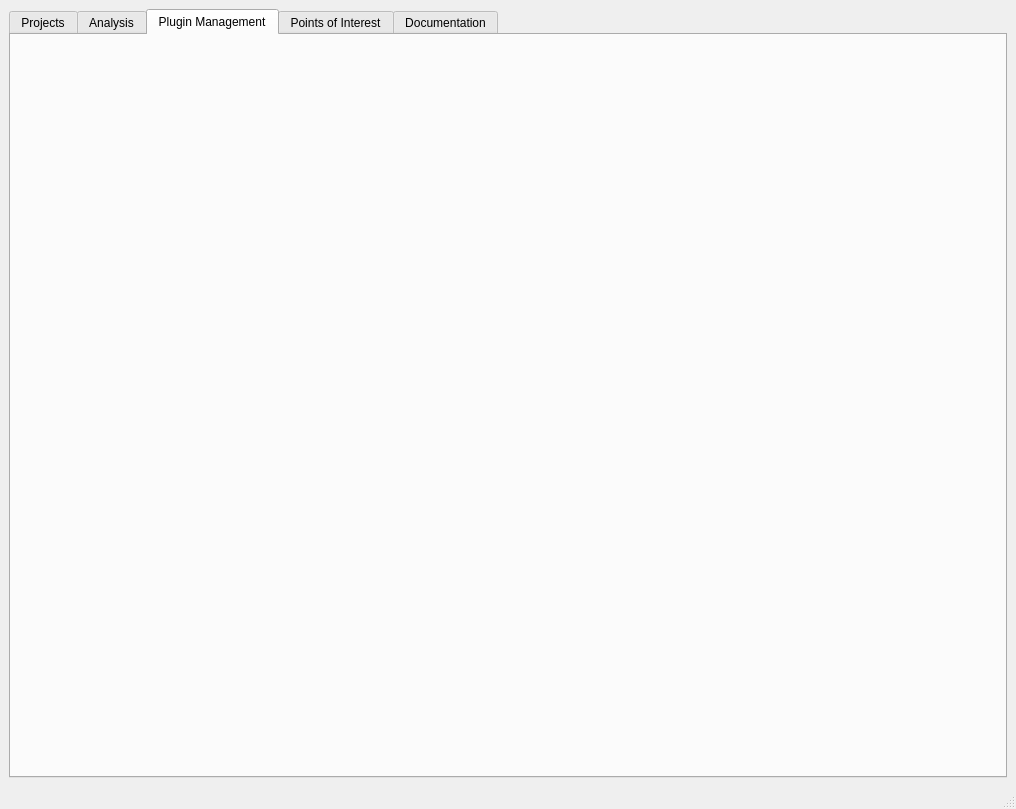
Before: the Qt Designer form GUI/BATT5_SRS_GUI.ui in adalio0/BATT5, drawn with Qt 5.
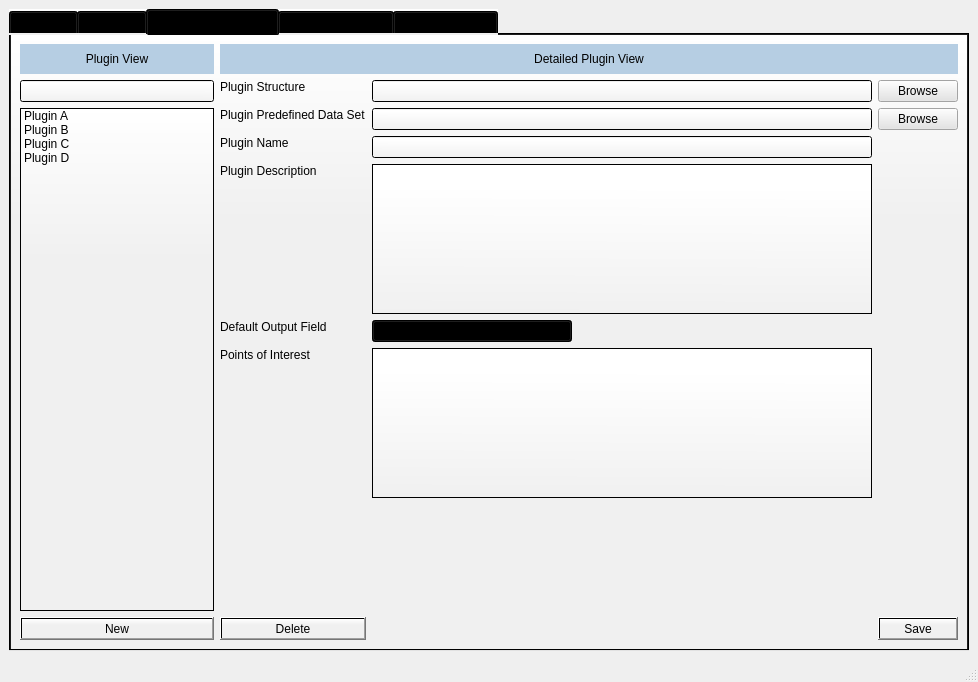
After: the same form once the commit is applied. The open tabs and pages were chosen to show the change.

Commit message:
Back to Marks working version (SORRY)
plz dont hate me

The edit to the form file:
```diff
--- a/GUI/BATT5_SRS_GUI.ui
+++ b/GUI/BATT5_SRS_GUI.ui
@@ -6,17 +6,20 @@
    <rect>
     <x>0</x>
     <y>0</y>
-    <width>1016</width>
-    <height>809</height>
+    <width>978</width>
+    <height>682</height>
    </rect>
   </property>
   <property name="windowTitle">
    <string>MainWindow</string>
   </property>
   <widget class="QWidget" name="centralwidget">
-   <layout class="QHBoxLayout" name="horizontalLayout">
+   <layout class="QVBoxLayout" name="verticalLayout">
     <item>
      <widget class="QTabWidget" name="tabWidget">
+      <property name="styleSheet">
+       <string notr="true">background-color: qlineargradient(spread:pad, x1:0.488955, y1:1, x2:0.488773, y2:0, stop:0.698864 rgba(240, 240, 240, 255), stop:1 rgba(255, 255, 255, 255));</string>
+      </property>
       <property name="currentIndex">
        <number>4</number>
       </property>
@@ -34,6 +37,374 @@
        <attribute name="title">
         <string>Plugin Management</string>
        </attribute>
+       <layout class="QHBoxLayout" name="horizontalLayout">
+        <item>
+         <layout class="QVBoxLayout" name="verticalLayout_2">
+          <item>
+           <widget class="QLabel" name="label_2">
+            <property name="enabled">
+             <bool>true</bool>
+            </property>
+            <property name="minimumSize">
+             <size>
+              <width>0</width>
+              <height>30</height>
+             </size>
+            </property>
+            <property name="maximumSize">
+             <size>
+              <width>200</width>
+              <height>100</height>
+             </size>
+            </property>
+            <property name="styleSheet">
+             <string notr="true">background-color: rgb(182, 206, 227);</string>
+            </property>
+            <property name="text">
+             <string>Plugin View</string>
+            </property>
+            <property name="alignment">
+             <set>Qt::AlignCenter</set>
+            </property>
+           </widget>
+          </item>
+          <item>
+           <widget class="QLineEdit" name="lineEdit_2">
+            <property name="maximumSize">
+             <size>
+              <width>200</width>
+              <height>16777215</height>
+             </size>
+            </property>
+            <property name="styleSheet">
+             <string notr="true">background-color: qlineargradient(spread:pad, x1:0.488955, y1:1, x2:0.499409, y2:0.148, stop:0 rgba(240, 240, 240, 255), stop:1 rgba(255, 255, 255, 255));</string>
+            </property>
+           </widget>
+          </item>
+          <item>
+           <widget class="QListWidget" name="listWidget_2">
+            <property name="maximumSize">
+             <size>
+              <width>200</width>
+              <height>16777215</height>
+             </size>
+            </property>
+            <item>
+             <property name="text">
+              <string>Plugin A</string>
+             </property>
+            </item>
+            <item>
+             <property name="text">
+              <string>Plugin B</string>
+             </property>
+            </item>
+            <item>
+             <property name="text">
+              <string>Plugin C</string>
+             </property>
+            </item>
+            <item>
+             <property name="text">
+              <string>Plugin D</string>
+             </property>
+            </item>
+           </widget>
+          </item>
+          <item>
+           <widget class="QPushButton" name="pushButton_2">
+            <property name="maximumSize">
+             <size>
+              <width>200</width>
+              <height>16777215</height>
+             </size>
+            </property>
+            <property name="text">
+             <string>New</string>
+            </property>
+           </widget>
+          </item>
+         </layout>
+        </item>
+        <item>
+         <layout class="QVBoxLayout" name="verticalLayout_5">
+          <item>
+           <widget class="QLabel" name="label_4">
+            <property name="minimumSize">
+             <size>
+              <width>0</width>
+              <height>30</height>
+             </size>
+            </property>
+            <property name="maximumSize">
+             <size>
+              <width>16777215</width>
+              <height>100</height>
+             </size>
+            </property>
+            <property name="styleSheet">
+             <string notr="true">background-color: rgb(182, 206, 227);</string>
+            </property>
+            <property name="text">
+             <string>Detailed Plugin View</string>
+            </property>
+            <property name="alignment">
+             <set>Qt::AlignCenter</set>
+            </property>
+           </widget>
+          </item>
+          <item>
+           <layout class="QGridLayout" name="gridLayout">
+            <item row="7" column="2">
+             <widget class="QPushButton" name="pushButton_5">
+              <property name="text">
+               <string>Save</string>
+              </property>
+             </widget>
+            </item>
+            <item row="1" column="0">
+             <widget class="QLabel" name="label_6">
+              <property name="styleSheet">
+               <string notr="true">background-color: rgba(255, 255, 255, 0);</string>
+              </property>
+              <property name="text">
+               <string>Plugin Predefined Data Set</string>
+              </property>
+              <property name="alignment">
+               <set>Qt::AlignLeading|Qt::AlignLeft|Qt::AlignTop</set>
+              </property>
+             </widget>
+            </item>
+            <item row="5" column="1">
+             <widget class="QTextEdit" name="textEdit_2">
+              <property name="minimumSize">
+               <size>
+                <width>500</width>
+                <height>0</height>
+               </size>
+              </property>
+              <property name="maximumSize">
+               <size>
+                <width>500</width>
+                <height>150</height>
+               </size>
+              </property>
+              <property name="styleSheet">
+               <string notr="true">background-color: qlineargradient(spread:pad, x1:0.488955, y1:1, x2:0.499409, y2:0.148, stop:0 rgba(240, 240, 240, 255), stop:1 rgba(255, 255, 255, 255));</string>
+              </property>
+             </widget>
+            </item>
+            <item row="0" column="0">
+             <widget class="QLabel" name="label_5">
+              <property name="styleSheet">
+               <string notr="true">background-color: rgba(255, 255, 255, 0);</string>
+              </property>
+              <property name="text">
+               <string>Plugin Structure</string>
+              </property>
+              <property name="alignment">
+               <set>Qt::AlignLeading|Qt::AlignLeft|Qt::AlignTop</set>
+              </property>
+             </widget>
+            </item>
+            <item row="3" column="1">
+             <widget class="QTextEdit" name="textEdit">
+              <property name="minimumSize">
+               <size>
+                <width>500</width>
+                <height>0</height>
+               </size>
+              </property>
+              <property name="maximumSize">
+               <size>
+                <width>500</width>
+                <height>150</height>
+               </size>
+              </property>
+              <property name="styleSheet">
+               <string notr="true">background-color: qlineargradient(spread:pad, x1:0.488955, y1:1, x2:0.499409, y2:0.148, stop:0 rgba(240, 240, 240, 255), stop:1 rgba(255, 255, 255, 255));</string>
+              </property>
+             </widget>
+            </item>
+            <item row="4" column="1">
+             <widget class="QComboBox" name="comboBox">
+              <property name="maximumSize">
+               <size>
+                <width>200</width>
+                <height>16777215</height>
+               </size>
+              </property>
+              <item>
+               <property name="text">
+                <string>Output Field 1</string>
+               </property>
+              </item>
+              <item>
+               <property name="text">
+                <string>Output Field 2</string>
+               </property>
+              </item>
+              <item>
+               <property name="text">
+                <string>OutputField 3</string>
+               </property>
+              </item>
+             </widget>
+            </item>
+            <item row="5" column="0">
+             <widget class="QLabel" name="label_8">
+              <property name="styleSheet">
+               <string notr="true">background-color: rgba(255, 255, 255, 0);</string>
+              </property>
+              <property name="text">
+               <string>Points of Interest</string>
+              </property>
+              <property name="alignment">
+               <set>Qt::AlignLeading|Qt::AlignLeft|Qt::AlignTop</set>
+              </property>
+             </widget>
+            </item>
+            <item row="7" column="0">
+             <widget class="QPushButton" name="pushButton_4">
+              <property name="text">
+               <string>Delete</string>
+              </property>
+             </widget>
+            </item>
+            <item row="2" column="0">
+             <widget class="QLabel" name="label_7">
+              <property name="styleSheet">
+               <string notr="true">background-color: rgba(255, 255, 255, 0);</string>
+              </property>
+              <property name="text">
+               <string>Plugin Name</string>
+              </property>
+              <property name="alignment">
+               <set>Qt::AlignLeading|Qt::AlignLeft|Qt::AlignTop</set>
+              </property>
+             </widget>
+            </item>
+            <item row="1" column="1">
+             <widget class="QLineEdit" name="lineEdit">
+              <property name="minimumSize">
+               <size>
+                <width>500</width>
+                <height>0</height>
+               </size>
+              </property>
+              <property name="maximumSize">
+               <size>
+                <width>500</width>
+                <height>16777215</height>
+               </size>
+              </property>
+              <property name="styleSheet">
+               <string notr="true">background-color: qlineargradient(spread:pad, x1:0.488955, y1:1, x2:0.499409, y2:0.148, stop:0 rgba(240, 240, 240, 255), stop:1 rgba(255, 255, 255, 255));</string>
+              </property>
+             </widget>
+            </item>
+            <item row="1" column="2">
+             <widget class="QPushButton" name="pushButton">
+              <property name="styleSheet">
+               <string notr="true">background-color: rgb(228, 228, 228);</string>
+              </property>
+              <property name="text">
+               <string>Browse</string>
+              </property>
+             </widget>
+            </item>
+            <item row="0" column="1">
+             <widget class="QLineEdit" name="lineEdit_3">
+              <property name="minimumSize">
+               <size>
+                <width>500</width>
+                <height>0</height>
+               </size>
+              </property>
+              <property name="maximumSize">
+               <size>
+                <width>500</width>
+                <height>16777215</height>
+               </size>
+              </property>
+              <property name="styleSheet">
+               <string notr="true">background-color: qlineargradient(spread:pad, x1:0.488955, y1:1, x2:0.499409, y2:0.148, stop:0 rgba(240, 240, 240, 255), stop:1 rgba(255, 255, 255, 255));</string>
+              </property>
+             </widget>
+            </item>
+            <item row="0" column="2">
+             <widget class="QPushButton" name="pushButton_3">
+              <property name="styleSheet">
+               <string notr="true">background-color: rgb(228, 228, 228);</string>
+              </property>
+              <property name="text">
+               <string>Browse</string>
+              </property>
+             </widget>
+            </item>
+            <item row="3" column="0">
+             <widget class="QLabel" name="label">
+              <property name="styleSheet">
+               <string notr="true">background-color: rgba(255, 255, 255, 0);</string>
+              </property>
+              <property name="text">
+               <string>Plugin Description</string>
+              </property>
+              <property name="alignment">
+               <set>Qt::AlignLeading|Qt::AlignLeft|Qt::AlignTop</set>
+              </property>
+             </widget>
+            </item>
+            <item row="2" column="1">
+             <widget class="QLineEdit" name="lineEdit_4">
+              <property name="minimumSize">
+               <size>
+                <width>500</width>
+                <height>0</height>
+               </size>
+              </property>
+              <property name="maximumSize">
+               <size>
+                <width>500</width>
+                <height>16777215</height>
+               </size>
+              </property>
+              <property name="styleSheet">
+               <string notr="true">background-color: qlineargradient(spread:pad, x1:0.488955, y1:1, x2:0.499409, y2:0.148, stop:0 rgba(240, 240, 240, 255), stop:1 rgba(255, 255, 255, 255));</string>
+              </property>
+             </widget>
+            </item>
+            <item row="4" column="0">
+             <widget class="QLabel" name="label_9">
+              <property name="styleSheet">
+               <string notr="true">background-color: rgba(255, 255, 255, 0);</string>
+              </property>
+              <property name="text">
+               <string>Default Output Field</string>
+              </property>
+              <property name="alignment">
+               <set>Qt::AlignLeading|Qt::AlignLeft|Qt::AlignTop</set>
+              </property>
+             </widget>
+            </item>
+            <item row="6" column="1">
+             <spacer name="verticalSpacer">
+              <property name="orientation">
+               <enum>Qt::Vertical</enum>
+              </property>
+              <property name="sizeHint" stdset="0">
+               <size>
+                <width>20</width>
+                <height>40</height>
+               </size>
+              </property>
+             </spacer>
+            </item>
+           </layout>
+          </item>
+         </layout>
+        </item>
+       </layout>
       </widget>
       <widget class="QWidget" name="pointsOfInterestTab">
        <attribute name="title">
@@ -44,136 +415,6 @@
        <attribute name="title">
         <string>Documentation</string>
        </attribute>
-       <widget class="QTextEdit" name="textEdit">
-        <property name="geometry">
-         <rect>
-          <x>10</x>
-          <y>20</y>
-          <width>171</width>
-          <height>631</height>
-         </rect>
-        </property>
-        <property name="html">
-         <string>&lt;!DOCTYPE HTML PUBLIC &quot;-//W3C//DTD HTML 4.0//EN&quot; &quot;http://www.w3.org/TR/REC-html40/strict.dtd&quot;&gt;
-&lt;html&gt;&lt;head&gt;&lt;meta name=&quot;qrichtext&quot; content=&quot;1&quot; /&gt;&lt;style type=&quot;text/css&quot;&gt;
-p, li { white-space: pre-wrap; }
-&lt;/style&gt;&lt;/head&gt;&lt;body style=&quot; font-family:'MS Shell Dlg 2'; font-size:8pt; font-weight:400; font-style:normal;&quot;&gt;
-&lt;p style=&quot;-qt-paragraph-type:empty; margin-top:0px; margin-bottom:0px; margin-left:0px; margin-right:0px; -qt-block-indent:0; text-indent:0px;&quot;&gt;&lt;br /&gt;&lt;/p&gt;
-&lt;p style=&quot;-qt-paragraph-type:empty; margin-top:0px; margin-bottom:0px; margin-left:0px; margin-right:0px; -qt-block-indent:0; text-indent:0px;&quot;&gt;&lt;br /&gt;&lt;/p&gt;
-&lt;p style=&quot;-qt-paragraph-type:empty; margin-top:0px; margin-bottom:0px; margin-left:0px; margin-right:0px; -qt-block-indent:0; text-indent:0px;&quot;&gt;&lt;br /&gt;&lt;/p&gt;
-&lt;p style=&quot;-qt-paragraph-type:empty; margin-top:0px; margin-bottom:0px; margin-left:0px; margin-right:0px; -qt-block-indent:0; text-indent:0px;&quot;&gt;&lt;br /&gt;&lt;/p&gt;
-&lt;p style=&quot;-qt-paragraph-type:empty; margin-top:0px; margin-bottom:0px; margin-left:0px; margin-right:0px; -qt-block-indent:0; text-indent:0px;&quot;&gt;&lt;br /&gt;&lt;/p&gt;
-&lt;p style=&quot;-qt-paragraph-type:empty; margin-top:0px; margin-bottom:0px; margin-left:0px; margin-right:0px; -qt-block-indent:0; text-indent:0px;&quot;&gt;&lt;br /&gt;&lt;/p&gt;
-&lt;p style=&quot;-qt-paragraph-type:empty; margin-top:0px; margin-bottom:0px; margin-left:0px; margin-right:0px; -qt-block-indent:0; text-indent:0px;&quot;&gt;&lt;br /&gt;&lt;/p&gt;
-&lt;p style=&quot; margin-top:0px; margin-bottom:0px; margin-left:0px; margin-right:0px; -qt-block-indent:0; text-indent:0px;&quot;&gt;BEAT Documentation&lt;/p&gt;
-&lt;p style=&quot;-qt-paragraph-type:empty; margin-top:0px; margin-bottom:0px; margin-left:0px; margin-right:0px; -qt-block-indent:0; text-indent:0px;&quot;&gt;&lt;br /&gt;&lt;/p&gt;
-&lt;p align=&quot;center&quot; style=&quot; margin-top:0px; margin-bottom:0px; margin-left:0px; margin-right:0px; -qt-block-indent:0; text-indent:0px;&quot;&gt;Plugin Structure&lt;/p&gt;&lt;/body&gt;&lt;/html&gt;</string>
-        </property>
-       </widget>
-       <widget class="QTextBrowser" name="textBrowser">
-        <property name="geometry">
-         <rect>
-          <x>220</x>
-          <y>20</y>
-          <width>681</width>
-          <height>631</height>
-         </rect>
-        </property>
-        <property name="html">
-         <string>&lt;!DOCTYPE HTML PUBLIC &quot;-//W3C//DTD HTML 4.0//EN&quot; &quot;http://www.w3.org/TR/REC-html40/strict.dtd&quot;&gt;
-&lt;html&gt;&lt;head&gt;&lt;meta name=&quot;qrichtext&quot; content=&quot;1&quot; /&gt;&lt;style type=&quot;text/css&quot;&gt;
-p, li { white-space: pre-wrap; }
-&lt;/style&gt;&lt;/head&gt;&lt;body style=&quot; font-family:'MS Shell Dlg 2'; font-size:8pt; font-weight:400; font-style:normal;&quot;&gt;
-&lt;p align=&quot;center&quot; style=&quot;-qt-paragraph-type:empty; margin-top:0px; margin-bottom:0px; margin-left:0px; margin-right:0px; -qt-block-indent:0; text-indent:0px;&quot;&gt;&lt;br /&gt;&lt;/p&gt;&lt;/body&gt;&lt;/html&gt;</string>
-        </property>
-       </widget>
-       <widget class="QTextBrowser" name="textBrowser_2">
-        <property name="geometry">
-         <rect>
-          <x>20</x>
-          <y>100</y>
-          <width>141</width>
-          <height>31</height>
-         </rect>
-        </property>
-        <property name="html">
-         <string>&lt;!DOCTYPE HTML PUBLIC &quot;-//W3C//DTD HTML 4.0//EN&quot; &quot;http://www.w3.org/TR/REC-html40/strict.dtd&quot;&gt;
-&lt;html&gt;&lt;head&gt;&lt;meta name=&quot;qrichtext&quot; content=&quot;1&quot; /&gt;&lt;style type=&quot;text/css&quot;&gt;
-p, li { white-space: pre-wrap; }
-&lt;/style&gt;&lt;/head&gt;&lt;body style=&quot; font-family:'MS Shell Dlg 2'; font-size:8pt; font-weight:400; font-style:normal;&quot;&gt;
-&lt;p style=&quot; margin-top:0px; margin-bottom:0px; margin-left:0px; margin-right:0px; -qt-block-indent:0; text-indent:0px;&quot;&gt;Search bar...&lt;/p&gt;&lt;/body&gt;&lt;/html&gt;</string>
-        </property>
-       </widget>
-       <widget class="QTextBrowser" name="textBrowser_3">
-        <property name="geometry">
-         <rect>
-          <x>250</x>
-          <y>70</y>
-          <width>591</width>
-          <height>531</height>
-         </rect>
-        </property>
-        <property name="html">
-         <string>&lt;!DOCTYPE HTML PUBLIC &quot;-//W3C//DTD HTML 4.0//EN&quot; &quot;http://www.w3.org/TR/REC-html40/strict.dtd&quot;&gt;
-&lt;html&gt;&lt;head&gt;&lt;meta name=&quot;qrichtext&quot; content=&quot;1&quot; /&gt;&lt;style type=&quot;text/css&quot;&gt;
-p, li { white-space: pre-wrap; }
-&lt;/style&gt;&lt;/head&gt;&lt;body style=&quot; font-family:'MS Shell Dlg 2'; font-size:8pt; font-weight:400; font-style:normal;&quot;&gt;
-&lt;p style=&quot;-qt-paragraph-type:empty; margin-top:0px; margin-bottom:0px; margin-left:0px; margin-right:0px; -qt-block-indent:0; text-indent:0px;&quot;&gt;&lt;br /&gt;&lt;/p&gt;
-&lt;p style=&quot;-qt-paragraph-type:empty; margin-top:0px; margin-bottom:0px; margin-left:0px; margin-right:0px; -qt-block-indent:0; text-indent:0px;&quot;&gt;&lt;br /&gt;&lt;/p&gt;
-&lt;p style=&quot;-qt-paragraph-type:empty; margin-top:0px; margin-bottom:0px; margin-left:0px; margin-right:0px; -qt-block-indent:0; text-indent:0px;&quot;&gt;&lt;br /&gt;&lt;/p&gt;
-&lt;p style=&quot;-qt-paragraph-type:empty; margin-top:0px; margin-bottom:0px; margin-left:0px; margin-right:0px; -qt-block-indent:0; text-indent:0px;&quot;&gt;&lt;br /&gt;&lt;/p&gt;
-&lt;p style=&quot;-qt-paragraph-type:empty; margin-top:0px; margin-bottom:0px; margin-left:0px; margin-right:0px; -qt-block-indent:0; text-indent:0px;&quot;&gt;&lt;br /&gt;&lt;/p&gt;
-&lt;p style=&quot;-qt-paragraph-type:empty; margin-top:0px; margin-bottom:0px; margin-left:0px; margin-right:0px; -qt-block-indent:0; text-indent:0px;&quot;&gt;&lt;br /&gt;&lt;/p&gt;
-&lt;p style=&quot;-qt-paragraph-type:empty; margin-top:0px; margin-bottom:0px; margin-left:0px; margin-right:0px; -qt-block-indent:0; text-indent:0px;&quot;&gt;&lt;br /&gt;&lt;/p&gt;
-&lt;p style=&quot;-qt-paragraph-type:empty; margin-top:0px; margin-bottom:0px; margin-left:0px; margin-right:0px; -qt-block-indent:0; text-indent:0px;&quot;&gt;&lt;br /&gt;&lt;/p&gt;
-&lt;p style=&quot;-qt-paragraph-type:empty; margin-top:0px; margin-bottom:0px; margin-left:0px; margin-right:0px; -qt-block-indent:0; text-indent:0px;&quot;&gt;&lt;br /&gt;&lt;/p&gt;
-&lt;p align=&quot;center&quot; style=&quot;-qt-paragraph-type:empty; margin-top:0px; margin-bottom:0px; margin-left:0px; margin-right:0px; -qt-block-indent:0; text-indent:0px;&quot;&gt;&lt;br /&gt;&lt;/p&gt;
-&lt;p align=&quot;center&quot; style=&quot;-qt-paragraph-type:empty; margin-top:0px; margin-bottom:0px; margin-left:0px; margin-right:0px; -qt-block-indent:0; text-indent:0px;&quot;&gt;&lt;br /&gt;&lt;/p&gt;
-&lt;p align=&quot;center&quot; style=&quot;-qt-paragraph-type:empty; margin-top:0px; margin-bottom:0px; margin-left:0px; margin-right:0px; -qt-block-indent:0; text-indent:0px;&quot;&gt;&lt;br /&gt;&lt;/p&gt;
-&lt;p align=&quot;center&quot; style=&quot;-qt-paragraph-type:empty; margin-top:0px; margin-bottom:0px; margin-left:0px; margin-right:0px; -qt-block-indent:0; text-indent:0px;&quot;&gt;&lt;br /&gt;&lt;/p&gt;
-&lt;p align=&quot;center&quot; style=&quot;-qt-paragraph-type:empty; margin-top:0px; margin-bottom:0px; margin-left:0px; margin-right:0px; -qt-block-indent:0; text-indent:0px;&quot;&gt;&lt;br /&gt;&lt;/p&gt;
-&lt;p align=&quot;center&quot; style=&quot;-qt-paragraph-type:empty; margin-top:0px; margin-bottom:0px; margin-left:0px; margin-right:0px; -qt-block-indent:0; text-indent:0px;&quot;&gt;&lt;br /&gt;&lt;/p&gt;
-&lt;p align=&quot;center&quot; style=&quot; margin-top:0px; margin-bottom:0px; margin-left:0px; margin-right:0px; -qt-block-indent:0; text-indent:0px;&quot;&gt;Document Content Area&lt;/p&gt;&lt;/body&gt;&lt;/html&gt;</string>
-        </property>
-       </widget>
-       <widget class="QLabel" name="label">
-        <property name="geometry">
-         <rect>
-          <x>10</x>
-          <y>20</y>
-          <width>171</width>
-          <height>31</height>
-         </rect>
-        </property>
-        <property name="styleSheet">
-         <string notr="true">background-color: rgb(85, 170, 255);</string>
-        </property>
-        <property name="text">
-         <string>Document View</string>
-        </property>
-        <property name="alignment">
-         <set>Qt::AlignCenter</set>
-        </property>
-       </widget>
-       <widget class="QLabel" name="label_2">
-        <property name="geometry">
-         <rect>
-          <x>220</x>
-          <y>20</y>
-          <width>681</width>
-          <height>31</height>
-         </rect>
-        </property>
-        <property name="styleSheet">
-         <string notr="true">background-color: rgb(85, 170, 255);</string>
-        </property>
-        <property name="text">
-         <string>Detailed Document View</string>
-        </property>
-        <property name="alignment">
-         <set>Qt::AlignCenter</set>
-        </property>
-       </widget>
       </widget>
      </widget>
     </item>
```
Left out of the diff: 6 changed lines with no effect on the pictures.
